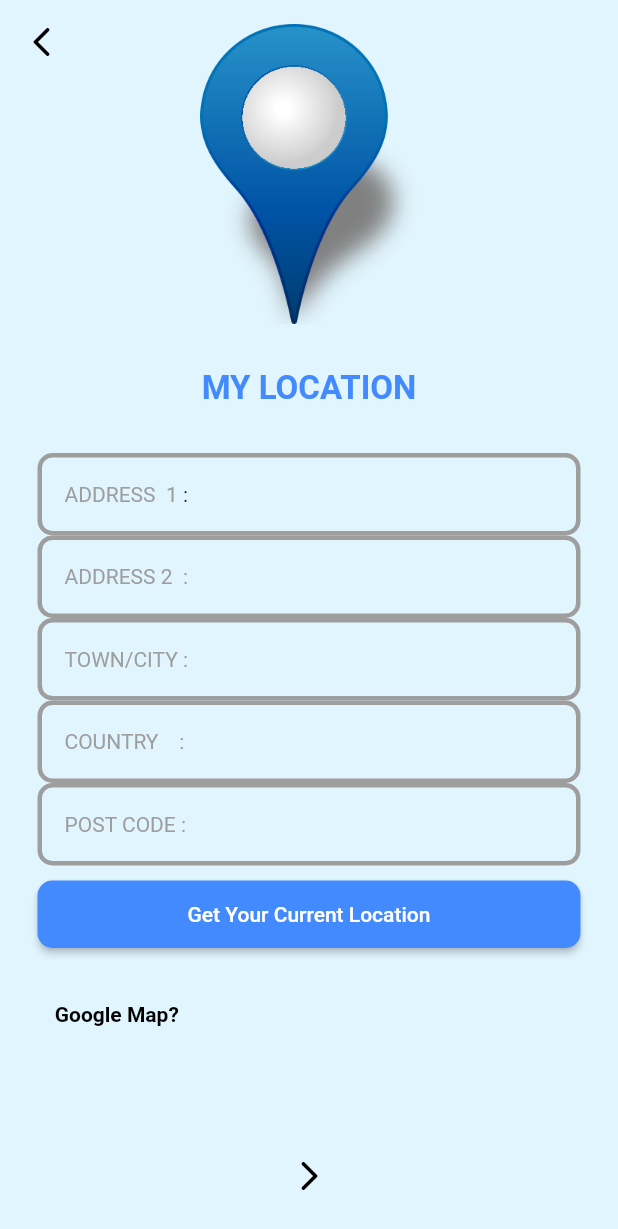
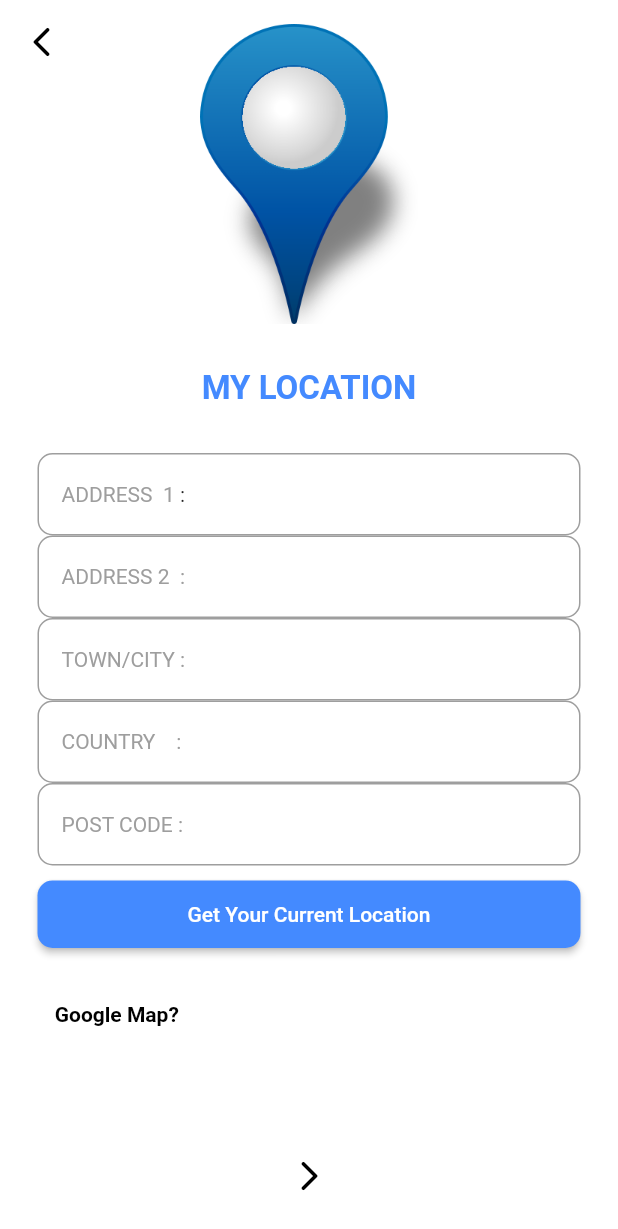
Before and after one commit to NanaaOsakii/verification_otp, a Flutter app: the MyVerify screen opened by its route, after a tap on "Verify & Proceed", on a phone screen of 412 x 824 dp. Shown: the top 1229 px of the screen. Run offline on Flutter 3.47's test engine with Material 2 defaults, Android fonts, the light colour scheme and no system bars; our stand-ins replace animated_text_kit, geocoding, geolocator, pinput.

Commit message:
new file added

```diff
--- a/lib/location.dart
+++ b/lib/location.dart
@@ -79,7 +79,7 @@ class _MyLocationState extends State<MyLocation> {
   Widget build(BuildContext context) {
 
     return Scaffold(
-      backgroundColor: Colors.lightBlue[50],
+      backgroundColor: Colors.white,
       extendBodyBehindAppBar: true,
       appBar: AppBar(
         backgroundColor: Colors.transparent,
@@ -109,7 +109,7 @@ class _MyLocationState extends State<MyLocation> {
             mainAxisAlignment: MainAxisAlignment.center,
             children: [
               Image.asset("images/h.png",
-                width: 200,
+                width: 300,
                 height: 200,
               ),
               SizedBox(
@@ -129,7 +129,7 @@ class _MyLocationState extends State<MyLocation> {
                 height: 55,
                 decoration: BoxDecoration(
 
-                    border: Border.all(width: 3, color: Colors.grey),
+                    border: Border.all(width: 1, color: Colors.grey),
                     borderRadius: BorderRadius.circular(10)),
 
                 child: Row(
@@ -180,7 +180,7 @@ class _MyLocationState extends State<MyLocation> {
                 height: 55,
                 decoration: BoxDecoration(
 
-                    border: Border.all(width: 3, color: Colors.grey),
+                    border: Border.all(width: 1 , color: Colors.grey),
                     borderRadius: BorderRadius.circular(10)),
 
                 child: Row(
@@ -227,7 +227,7 @@ class _MyLocationState extends State<MyLocation> {
                 height: 55,
                 decoration: BoxDecoration(
 
-                    border: Border.all(width: 3, color: Colors.grey),
+                    border: Border.all(width: 1, color: Colors.grey),
                     borderRadius: BorderRadius.circular(10)),
 
                 child: Row(
@@ -276,7 +276,7 @@ class _MyLocationState extends State<MyLocation> {
                 height: 55,
                 decoration: BoxDecoration(
 
-                    border: Border.all(width: 3, color: Colors.grey),
+                    border: Border.all(width: 1, color: Colors.grey),
                     borderRadius: BorderRadius.circular(10)),
 
                 child: Row(
@@ -322,7 +322,7 @@ class _MyLocationState extends State<MyLocation> {
                 height: 55,
                 decoration: BoxDecoration(
 
-                    border: Border.all(width: 3, color: Colors.grey),
+                    border: Border.all(width: 1, color: Colors.grey),
                     borderRadius: BorderRadius.circular(10)),
 
                 child: Row(
@@ -363,7 +363,6 @@ class _MyLocationState extends State<MyLocation> {
                   ],
                 ),
               ),
-
 
               Container(
                 child: Column(
--- a/lib/phone.dart
+++ b/lib/phone.dart
@@ -20,7 +20,7 @@ class _MyPhoneState extends State<MyPhone> {
   @override
   Widget build(BuildContext context) {
     return Scaffold(
-      backgroundColor: Colors.lightBlue[50],
+      backgroundColor: Colors.white,
       body: Container(
         margin: EdgeInsets.only(left: 25, right: 25),
         alignment: Alignment.center,
--- a/lib/succes.dart
+++ b/lib/succes.dart
@@ -29,7 +29,7 @@ class _MySuccesState extends State<MySucces> {
 
   Widget build(BuildContext context) {
     return Scaffold(
-      backgroundColor: Colors.lightBlue[50],
+      backgroundColor: Colors.white,
 
 
       body: Center(
@@ -39,8 +39,8 @@ class _MySuccesState extends State<MySucces> {
             AnimatedTextKit(
               animatedTexts: [
                 ScaleAnimatedText(
-                  'Your registration was successful !',
-                  textStyle: TextStyle(fontSize: 24.0, fontFamily: 'Bobbers',fontWeight: FontWeight.bold,color: Colors.blueAccent[200],),
+                  'Your registration was successful',
+                  textStyle: TextStyle(fontSize: 25.0, fontFamily: 'Bobbers',fontWeight: FontWeight.bold,color: Colors.blueAccent[200],),
                 ),
 
               ],
--- a/lib/verify.dart
+++ b/lib/verify.dart
@@ -36,7 +36,7 @@ class _MyVerifyState extends State<MyVerify> {
     );
 
     return Scaffold(
-      backgroundColor: Colors.lightBlue[50],
+      backgroundColor: Colors.white,
       extendBodyBehindAppBar: true,
       appBar: AppBar(
         backgroundColor: Colors.transparent,
```
